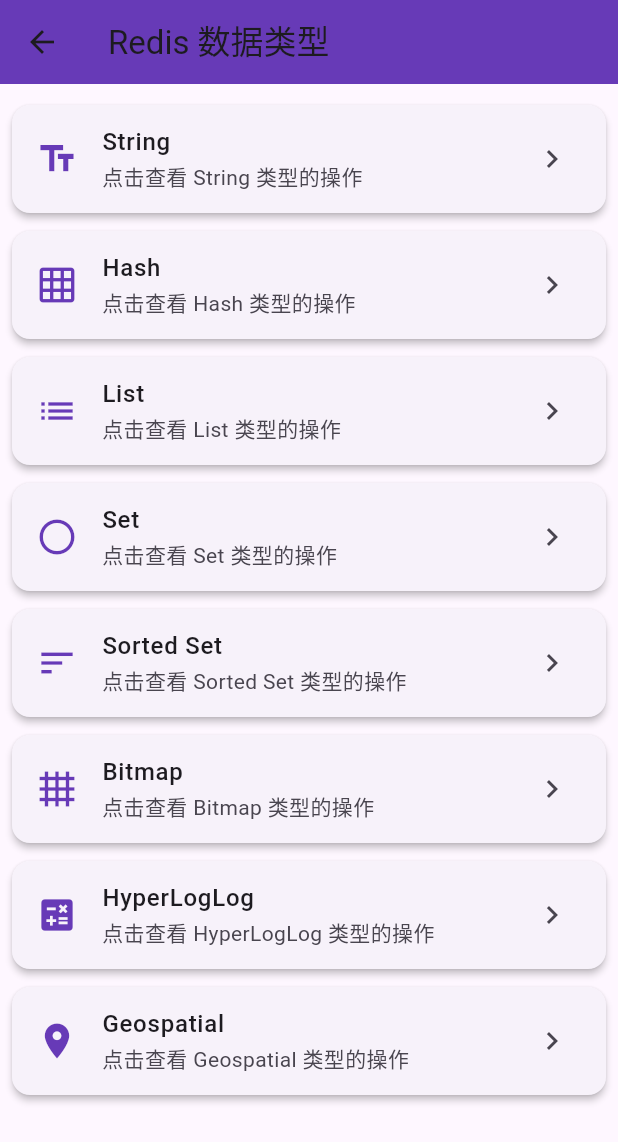
After one commit to hlw422/flutter_pro, a Flutter app: the RedisDataTypesList screen opened directly, on a phone screen of 412 x 824 dp. The commit adds this screen. Shown: the top 1142 px of the screen. Run offline on Flutter 3.47's test engine with Material 3 defaults, Android fonts, the phone set to English and light mode, and no system bars; our stand-ins replace dio, flutter_svg, fluttertoast; missing offline and left inert: dart:ffi; network calls fail.

```diff
--- /dev/null
+++ b/lib/components/RedisDataTypesList.dart
@@ -0,0 +1,139 @@
+import 'package:flutter/material.dart';
+
+class RedisDataTypesList extends StatefulWidget {
+  const RedisDataTypesList({super.key});
+
+  @override
+  State<RedisDataTypesList> createState() => _RedisDataTypesListState();
+}
+
+class _RedisDataTypesListState extends State<RedisDataTypesList> {
+  // 存储当前选中的数据类型
+  String? _selectedType;
+
+  // 定义Redis数据类型及其对应的操作
+  final Map<String, List<String>> _redisOperations = {
+    "String": ["SET", "GET", "INCR", "DECR", "APPEND", "STRLEN"],
+    "Hash": ["HSET", "HGET", "HGETALL", "HDEL", "HLEN", "HKEYS", "HVALS"],
+    "List": ["LPUSH", "RPUSH", "LPOP", "RPOP", "LRANGE", "LLEN", "LTRIM"],
+    "Set": ["SADD", "SMEMBERS", "SREM", "SCARD", "SISMEMBER", "SINTER"],
+    "Sorted Set": ["ZADD", "ZRANGE", "ZREVRANGE", "ZREM", "ZCARD", "ZSCORE"],
+    "Bitmap": ["SETBIT", "GETBIT", "BITCOUNT", "BITOP"],
+    "HyperLogLog": ["PFADD", "PFCOUNT", "PFMERGE"],
+    "Geospatial": ["GEOADD", "GEODIST", "GEORADIUS", "GEOPOS"]
+  };
+
+  // 显示操作选项对话框
+  void _showOperationsDialog(String type) {
+    setState(() {
+      _selectedType = type;
+    });
+
+    showDialog(
+      context: context,
+      builder: (context) => AlertDialog(
+        title: Text('$type 操作'),
+        content: SingleChildScrollView(
+          child: Column(
+            mainAxisSize: MainAxisSize.min,
+            children: _redisOperations[type]!.map((operation) {
+              return ListTile(
+                title: Text(operation),
+                onTap: () {
+                  // 处理操作选择
+                  _handleOperationSelection(type, operation);
+                  Navigator.pop(context);
+                },
+                trailing: const Icon(Icons.arrow_forward_ios, size: 16),
+              );
+            }).toList(),
+          ),
+        ),
+        actions: [
+          TextButton(
+            onPressed: () => Navigator.pop(context),
+            child: const Text('取消'),
+          ),
+        ],
+      ),
+    );
+  }
+
+  // 处理操作选择
+  void _handleOperationSelection(String type, String operation) {
+    // 这里可以添加具体的操作逻辑
+    ScaffoldMessenger.of(context).showSnackBar(
+      SnackBar(
+        content: Text('选择了 $type 类型的 $operation 操作'),
+        duration: const Duration(seconds: 2),
+      ),
+    );
+  }
+
+  @override
+  Widget build(BuildContext context) {
+    return Scaffold(
+      appBar: AppBar(
+        title: const Text('Redis 数据类型'),
+        backgroundColor: Colors.deepPurple,
+      ),
+      body: ListView(
+        padding: const EdgeInsets.all(8),
+        children: _redisOperations.keys.map((type) {
+          // 根据类型选择对应的图标
+          IconData icon;
+          switch (type) {
+            case "String":
+              icon = Icons.text_fields;
+              break;
+            case "Hash":
+              icon = Icons.grid_on;
+              break;
+            case "List":
+              icon = Icons.list;
+              break;
+            case "Set":
+              icon = Icons.circle_outlined;
+              break;
+            case "Sorted Set":
+              icon = Icons.sort;
+              break;
+            case "Bitmap":
+              icon = Icons.grid_4x4_sharp;
+              break;
+            case "HyperLogLog":
+              icon = Icons.calculate;
+              break;
+            case "Geospatial":
+              icon = Icons.location_on;
+              break;
+            default:
+              icon = Icons.data_object;
+          }
+
+          return Card(
+            elevation: 2,
+            margin: const EdgeInsets.symmetric(vertical: 6),
+            child: ListTile(
+              leading: Icon(icon, color: Colors.deepPurple, size: 28),
+              title: Text(
+                type,
+                style: const TextStyle(
+                  fontSize: 16,
+                  fontWeight: FontWeight.w500,
+                ),
+              ),
+              subtitle: Text('点击查看 ${type} 类型的操作'),
+              trailing: const Icon(Icons.chevron_right),
+              onTap: () => _showOperationsDialog(type),
+              // 选中状态高亮
+              selected: _selectedType == type,
+              selectedColor: Colors.white,
+              selectedTileColor: Colors.deepPurple[100],
+            ),
+          );
+        }).toList(),
+      ),
+    );
+  }
+}
--- /dev/null
+++ b/lib/dto/RedisOpera/RedisConnectionSetParam.dart
@@ -0,0 +1,47 @@
+class RedisConnectionSetParam {
+  ///键
+  final String key;
+
+  ///  值
+  final String value;
+  /// 构造函数，带默认值
+  RedisConnectionSetParam({
+    required this.key,
+    required this.value,
+  }) {
+    // 执行参数验证
+    _validate();
+  }
+
+  /// 参数验证逻辑（对应Java的注解验证）
+  void _validate() {
+    // 验证主机地址不为空
+    if (key.isEmpty) {
+      throw ArgumentError("键不能为空");
+    }
+    if(value.isEmpty){
+      throw ArgumentError("值不能为空");
+    }
+  }
+
+  /// 转换为JSON格式（用于接口请求）
+  Map<String, dynamic> toJson() {
+    return {
+      'key': key,
+      'value': value
+    };
+  }
+
+  /// 从JSON构建对象
+  static RedisConnectionSetParam fromJson(Map<String, dynamic> json) {
+    return RedisConnectionSetParam(
+      key: json['key'] as String,
+      value: json['value'] as String,
+    );
+  }
+
+  @override
+  String toString() {
+    return 'RedisConnectionSetParam{key: $key, value: $value}';
+  }
+}
```
Also changed, not shown: lib/components/RedisOperation.dart (+124 -64 lines), lib/components/connect.dart (+4 -4 lines), lib/components/redis_command/string_command_page.dart (added, +172 -0 lines), lib/dto/RedisOpera/RedisInitConnectionPara.dart (added, +39 -0 lines), lib/http/RedisConnectionSetService.dart (added, +18 -0 lines), lib/http/RedisInitConnectionService.dart (added, +19 -0 lines), lib/components/redis_connection_list.dart (line endings or trailing spaces).
